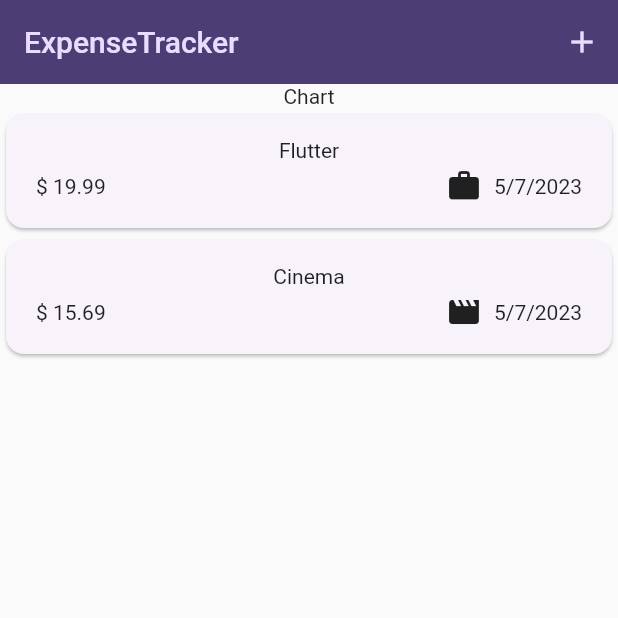
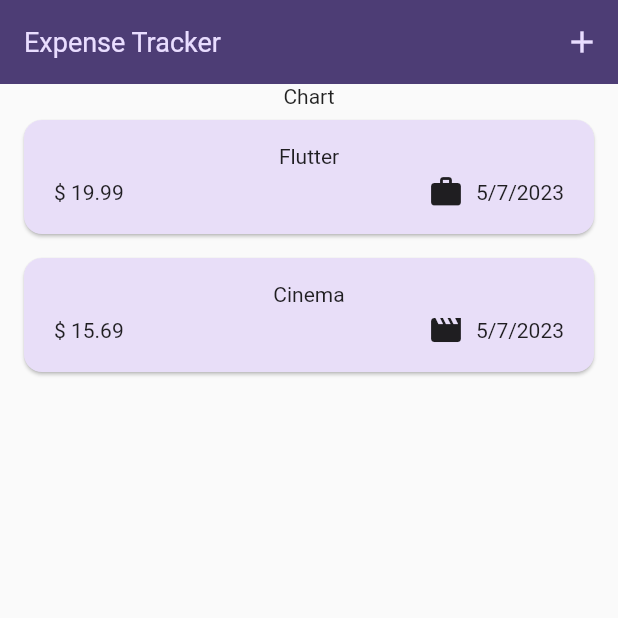
Before and after one commit to zawmorntwan/expense_tracker, a Flutter app: the screen it shows after launch, on a phone screen of 412 x 824 dp, the top half of it. Run offline on Flutter 3.47's test engine with Material 2 defaults, Android fonts, the phone set to English and light mode, and no system bars.

Commit message:
Update text theme

```diff
--- a/lib/widgets/expenses.dart
+++ b/lib/widgets/expenses.dart
@@ -79,7 +79,7 @@ class _ExpensesState extends State<Expenses> {
     }
     return Scaffold(
       appBar: AppBar(
-        title: const Text('ExpenseTracker'),
+        title: const Text('Expense Tracker'),
         actions: [
           IconButton(
             onPressed: _openAddExpenseOverlay,
```
Also changed, not shown: lib/main.dart (+21 -1 lines).
